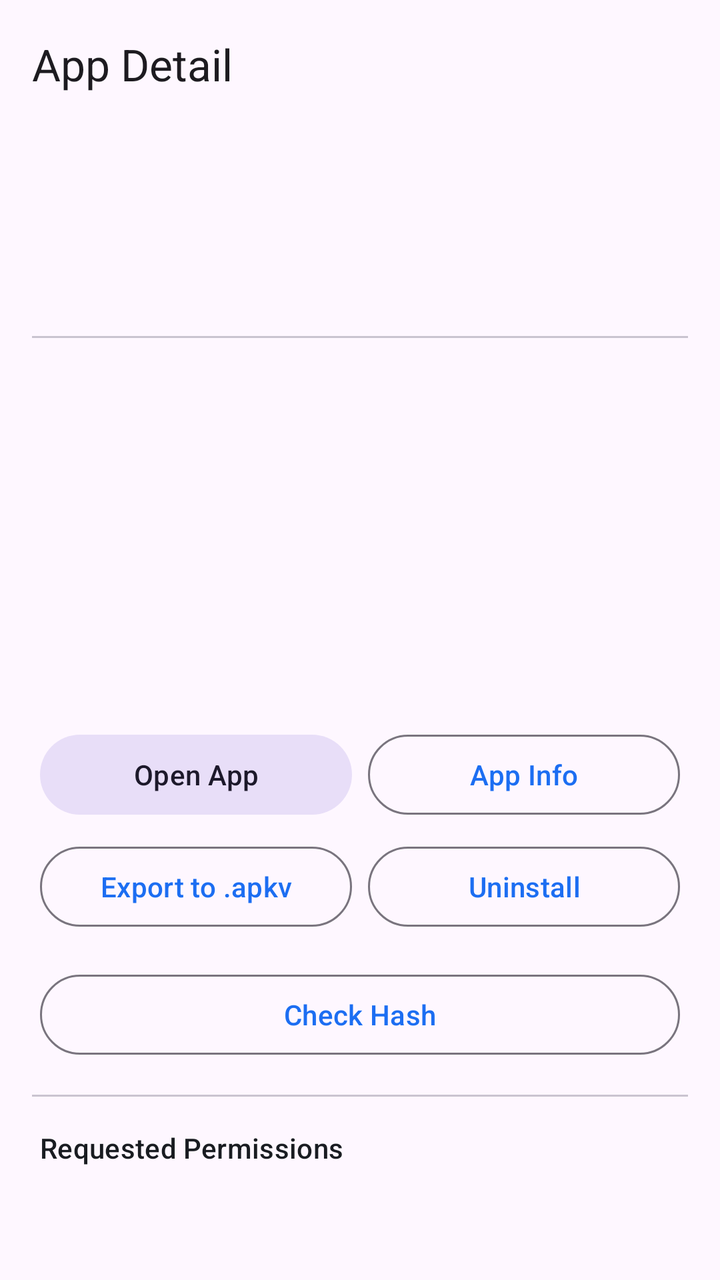
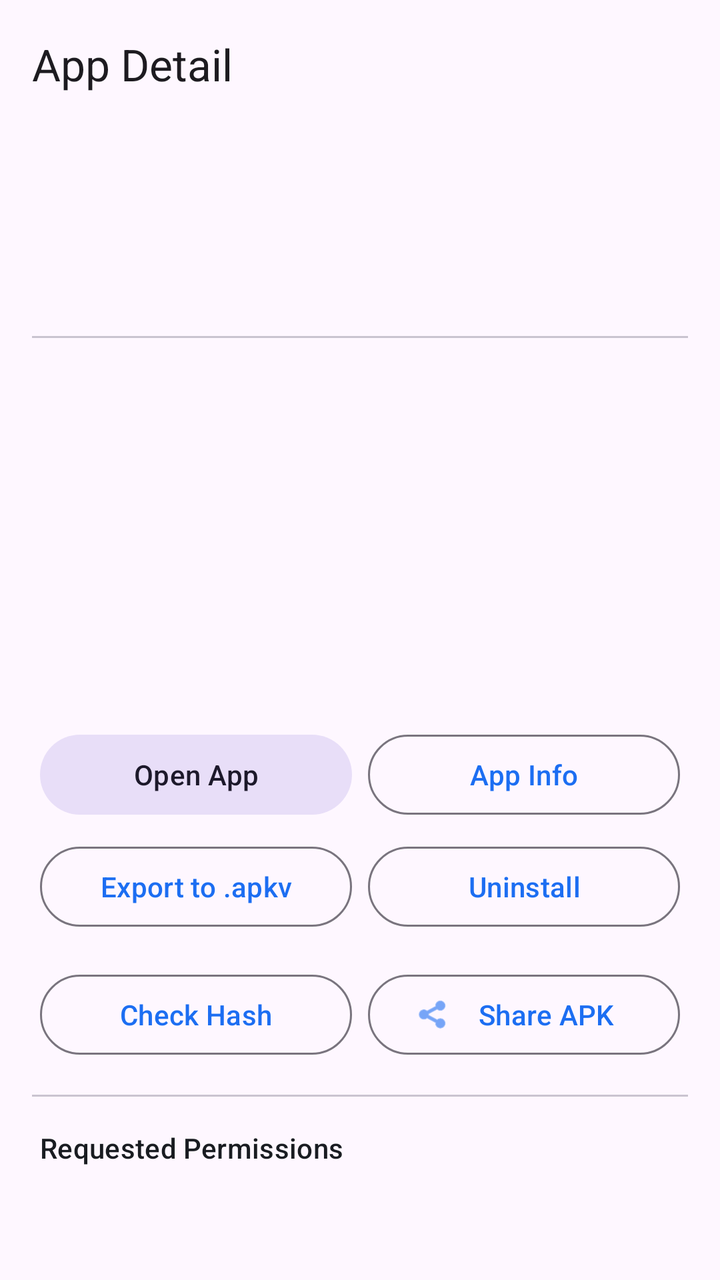

The first picture is an Android layout as it rendered before a commit; the second is the same layout after the commit. The layout source and the unified diff follow.
<!-- AndroidManifest.xml: application theme Theme.UniversalInstaller -->
<!-- res/layout/activity_app_detail.xml -->
<?xml version="1.0" encoding="utf-8"?>
<androidx.core.widget.NestedScrollView xmlns:android="http://schemas.android.com/apk/res/android"
    xmlns:app="http://schemas.android.com/apk/res-auto"
    android:layout_width="match_parent"
    android:layout_height="match_parent"
    android:clipToPadding="false">

    <LinearLayout
        android:layout_width="match_parent"
        android:layout_height="wrap_content"
        android:orientation="vertical">

        <com.google.android.material.appbar.MaterialToolbar
            android:id="@+id/toolbar"
            android:layout_width="match_parent"
            android:layout_height="wrap_content"
            app:title="@string/app_detail" />

        <LinearLayout
            android:layout_width="match_parent"
            android:layout_height="wrap_content"
            android:orientation="horizontal"
            android:padding="20dp"
            android:gravity="center_vertical">

            <ImageView
                android:id="@+id/image_icon"
                android:layout_width="64dp"
                android:layout_height="64dp"
                android:scaleType="fitCenter"
                android:importantForAccessibility="no" />

            <LinearLayout
                android:layout_width="0dp"
                android:layout_height="wrap_content"
                android:layout_weight="1"
                android:orientation="vertical"
                android:layout_marginStart="16dp">

                <TextView
                    android:id="@+id/text_app_name"
                    android:layout_width="wrap_content"
                    android:layout_height="wrap_content"
                    android:textAppearance="@style/TextAppearance.Material3.TitleLarge"
                    android:textColor="?attr/colorOnSurface" />

                <TextView
                    android:id="@+id/text_package_name"
                    android:layout_width="wrap_content"
                    android:layout_height="wrap_content"
                    android:textAppearance="@style/TextAppearance.Material3.BodySmall"
                    android:textColor="?attr/colorOnSurfaceVariant" />

                <LinearLayout
                    android:layout_width="wrap_content"
                    android:layout_height="wrap_content"
                    android:orientation="horizontal"
                    android:layout_marginTop="6dp">

                    <com.google.android.material.chip.Chip
                        android:id="@+id/chip_split"
                        style="@style/Widget.Material3.Chip.Assist"
                        android:layout_width="wrap_content"
                        android:layout_height="28dp"
                        android:text="@string/tag_split"
                        android:visibility="gone" />

                    <com.google.android.material.chip.Chip
                        android:id="@+id/chip_system"
                        style="@style/Widget.Material3.Chip.Assist"
                        android:layout_width="wrap_content"
                        android:layout_height="28dp"
                        android:layout_marginStart="4dp"
                        android:text="@string/tag_system"
                        android:visibility="gone" />

                    <com.google.android.material.chip.Chip
                        android:id="@+id/chip_debug"
                        style="@style/Widget.Material3.Chip.Assist"
                        android:layout_width="wrap_content"
                        android:layout_height="28dp"
                        android:layout_marginStart="4dp"
                        android:text="@string/tag_debug"
                        android:visibility="gone" />

                </LinearLayout>

            </LinearLayout>

        </LinearLayout>

        <com.google.android.material.divider.MaterialDivider
            android:layout_width="match_parent"
            android:layout_height="wrap_content"
            android:layout_marginHorizontal="16dp" />

        <LinearLayout
            android:layout_width="match_parent"
            android:layout_height="wrap_content"
            android:orientation="vertical"
            android:padding="20dp">

            <TextView
                android:id="@+id/text_version"
                android:layout_width="wrap_content"
                android:layout_height="wrap_content"
                android:textAppearance="@style/TextAppearance.Material3.BodyMedium"
                android:textColor="?attr/colorOnSurface" />

            <TextView
                android:id="@+id/text_sdk_info"
                android:layout_width="wrap_content"
                android:layout_height="wrap_content"
                android:layout_marginTop="4dp"
                android:textAppearance="@style/TextAppearance.Material3.BodyMedium"
                android:textColor="?attr/colorOnSurface" />

            <TextView
                android:id="@+id/text_apk_size"
                android:layout_width="wrap_content"
                android:layout_height="wrap_content"
                android:layout_marginTop="4dp"
                android:textAppearance="@style/TextAppearance.Material3.BodyMedium"
                android:textColor="?attr/colorOnSurface" />

            <TextView
                android:id="@+id/text_split_count"
                android:layout_width="wrap_content"
                android:layout_height="wrap_content"
                android:layout_marginTop="4dp"
                android:textAppearance="@style/TextAppearance.Material3.BodyMedium"
                android:textColor="?attr/colorOnSurface" />

            <TextView
                android:id="@+id/text_install_date"
                android:layout_width="wrap_content"
                android:layout_height="wrap_content"
                android:layout_marginTop="4dp"
                android:textAppearance="@style/TextAppearance.Material3.BodyMedium"
                android:textColor="?attr/colorOnSurface" />

            <TextView
                android:id="@+id/text_update_date"
                android:layout_width="wrap_content"
                android:layout_height="wrap_content"
                android:layout_marginTop="4dp"
                android:textAppearance="@style/TextAppearance.Material3.BodyMedium"
                android:textColor="?attr/colorOnSurface" />

            <TextView
                android:id="@+id/text_data_dir"
                android:layout_width="wrap_content"
                android:layout_height="wrap_content"
                android:layout_marginTop="4dp"
                android:textAppearance="@style/TextAppearance.Material3.BodySmall"
                android:textColor="?attr/colorOnSurfaceVariant" />

        </LinearLayout>

        <LinearLayout
            android:layout_width="match_parent"
            android:layout_height="wrap_content"
            android:orientation="horizontal"
            android:paddingHorizontal="20dp"
            android:paddingBottom="8dp">

            <com.google.android.material.button.MaterialButton
                android:id="@+id/btn_open_app"
                style="@style/Widget.Material3.Button.TonalButton"
                android:layout_width="0dp"
                android:layout_height="wrap_content"
                android:layout_weight="1"
                android:text="@string/open_app" />

            <com.google.android.material.button.MaterialButton
                android:id="@+id/btn_app_info"
                style="@style/Widget.Material3.Button.OutlinedButton"
                android:layout_width="0dp"
                android:layout_height="wrap_content"
                android:layout_weight="1"
                android:layout_marginStart="8dp"
                android:text="@string/app_info" />

        </LinearLayout>

        <LinearLayout
            android:layout_width="match_parent"
            android:layout_height="wrap_content"
            android:orientation="horizontal"
            android:paddingHorizontal="20dp"
            android:paddingBottom="16dp">

            <com.google.android.material.button.MaterialButton
                android:id="@+id/btn_backup"
                style="@style/Widget.Material3.Button.OutlinedButton"
                android:layout_width="0dp"
                android:layout_height="wrap_content"
                android:layout_weight="1"
                android:text="@string/backup_app" />

            <com.google.android.material.button.MaterialButton
                android:id="@+id/btn_uninstall"
                style="@style/Widget.Material3.Button.OutlinedButton"
                android:layout_width="0dp"
                android:layout_height="wrap_content"
                android:layout_weight="1"
                android:layout_marginStart="8dp"
                android:text="@string/uninstall" />

        </LinearLayout>

        <ProgressBar
            android:id="@+id/progress_backup"
            style="@style/Widget.AppCompat.ProgressBar.Horizontal"
            android:layout_width="match_parent"
            android:layout_height="wrap_content"
            android:layout_marginHorizontal="20dp"
            android:indeterminate="true"
            android:visibility="gone" />

        <TextView
            android:id="@+id/text_backup_status"
            android:layout_width="match_parent"
            android:layout_height="wrap_content"
            android:layout_marginHorizontal="20dp"
            android:layout_marginTop="4dp"
            android:textAppearance="@style/TextAppearance.Material3.BodySmall"
            android:textColor="?attr/colorOnSurfaceVariant"
            android:visibility="gone" />

        <LinearLayout
            android:layout_width="match_parent"
            android:layout_height="wrap_content"
            android:orientation="horizontal"
            android:paddingHorizontal="20dp"
            android:paddingBottom="8dp">

            <com.google.android.material.button.MaterialButton
                android:id="@+id/btn_hash"
                style="@style/Widget.Material3.Button.OutlinedButton"
                android:layout_width="match_parent"
                android:layout_height="wrap_content"
                android:text="@string/check_hash" />

        </LinearLayout>

        <LinearLayout
            android:id="@+id/layout_hash_loading"
            android:layout_width="match_parent"
            android:layout_height="wrap_content"
            android:orientation="horizontal"
            android:gravity="center_vertical"
            android:paddingHorizontal="20dp"
            android:paddingBottom="8dp"
            android:visibility="gone">

            <ProgressBar
                android:layout_width="20dp"
                android:layout_height="20dp"
                android:indeterminate="true" />

            <TextView
                android:layout_width="wrap_content"
                android:layout_height="wrap_content"
                android:layout_marginStart="10dp"
                android:text="@string/computing_hash"
                android:textAppearance="@style/TextAppearance.Material3.BodySmall"
                android:textColor="?attr/colorOnSurfaceVariant" />

        </LinearLayout>

        <com.google.android.material.divider.MaterialDivider
            android:layout_width="match_parent"
            android:layout_height="wrap_content"
            android:layout_marginHorizontal="16dp"
            android:layout_marginTop="8dp" />

        <TextView
            android:layout_width="wrap_content"
            android:layout_height="wrap_content"
            android:layout_marginStart="20dp"
            android:layout_marginTop="16dp"
            android:layout_marginBottom="8dp"
            android:text="@string/permissions_title"
            android:textAppearance="@style/TextAppearance.Material3.TitleSmall"
            android:textColor="?attr/colorOnSurface" />

        <TextView
            android:id="@+id/text_permissions"
            android:layout_width="match_parent"
            android:layout_height="wrap_content"
            android:layout_marginHorizontal="20dp"
            android:layout_marginBottom="24dp"
            android:textAppearance="@style/TextAppearance.Material3.BodySmall"
            android:textColor="?attr/colorOnSurfaceVariant"
            android:lineSpacingMultiplier="1.5" />

        
        <TextView
            android:layout_width="wrap_content"
            android:layout_height="wrap_content"
            android:layout_marginStart="20dp"
            android:layout_marginTop="16dp"
            android:layout_marginBottom="8dp"
            android:text="@string/signature_info"
            android:textAppearance="@style/TextAppearance.Material3.TitleSmall"
            android:textColor="?attr/colorOnSurface" />

        <TextView
            android:id="@+id/text_signature_info"
            android:layout_width="match_parent"
            android:layout_height="wrap_content"
            android:layout_marginHorizontal="20dp"
            android:layout_marginBottom="24dp"
            android:textAppearance="@style/TextAppearance.Material3.BodySmall"
            android:textColor="?attr/colorOnSurfaceVariant"
            android:fontFamily="monospace"
            android:lineSpacingMultiplier="1.5"
            android:visibility="gone" />

    </LinearLayout>

</androidx.core.widget.NestedScrollView>
<!-- resources referenced by this layout -->
<resources>
  <string name="app_detail">App Detail</string>
  <string name="app_info">App Info</string>
  <string name="backup_app">Export to .apkv</string>
  <string name="check_hash">Check Hash</string>
  <string name="computing_hash">Computing hash…</string>
  <string name="open_app">Open App</string>
  <string name="permissions_title">Requested Permissions</string>
  <string name="signature_info">Signature Info</string>
  <string name="tag_debug">Debug</string>
  <string name="tag_split">Split APK</string>
  <string name="tag_system">System</string>
  <string name="uninstall">Uninstall</string>
  <style name="Theme.UniversalInstaller" parent="Theme.Material3.DayNight.NoActionBar">
          <item name="colorPrimary">@color/primary</item>
          <item name="colorOnPrimary">@color/on_primary</item>
          <item name="colorPrimaryContainer">@color/primary_container</item>
          <item name="colorOnPrimaryContainer">@color/on_primary_container</item>
          <item name="colorSurface">@color/surface</item>
          <item name="colorOnSurface">@color/on_surface</item>
          <item name="colorSurfaceVariant">@color/surface_variant</item>
          <item name="colorOnSurfaceVariant">@color/on_surface_variant</item>
          <item name="android:statusBarColor">@color/surface</item>
          <item name="android:navigationBarColor">@color/surface</item>
          <item name="android:windowLightStatusBar">true</item>
          
          <item name="android:windowActivityTransitions">true</item>
          <item name="android:windowContentTransitions">true</item>
      </style>
  <color name="primary">#1C6EF2</color>
  <color name="on_primary">#FFFFFF</color>
  <color name="primary_container">#D8E2FF</color>
  <color name="on_primary_container">#001452</color>
  <color name="surface">#F8F9FF</color>
  <color name="on_surface">#191C21</color>
  <color name="surface_variant">#E1E2EC</color>
  <color name="on_surface_variant">#44474F</color>
</resources>

<!-- the commit's change to res/layout/activity_app_detail.xml (unified diff, before → after) -->
@@ -238,9 +238,20 @@
             <com.google.android.material.button.MaterialButton
                 android:id="@+id/btn_hash"
                 style="@style/Widget.Material3.Button.OutlinedButton"
-                android:layout_width="match_parent"
-                android:layout_height="wrap_content"
+                android:layout_width="0dp"
+                android:layout_height="wrap_content"
+                android:layout_weight="1"
                 android:text="@string/check_hash" />
+
+            <com.google.android.material.button.MaterialButton
+                android:id="@+id/btn_share"
+                style="@style/Widget.Material3.Button.OutlinedButton"
+                android:layout_width="0dp"
+                android:layout_height="wrap_content"
+                android:layout_weight="1"
+                android:layout_marginStart="8dp"
+                app:icon="@android:drawable/ic_menu_share"
+                android:text="@string/share_apk" />
 
         </LinearLayout>
 
<!-- resource entries referenced after the edit -->
@@ -7,6 +7,7 @@
   <string name="computing_hash">Computing hash…</string>
   <string name="open_app">Open App</string>
   <string name="permissions_title">Requested Permissions</string>
+  <string name="share_apk">Share APK</string>
   <string name="signature_info">Signature Info</string>
   <string name="tag_debug">Debug</string>
   <string name="tag_split">Split APK</string>
